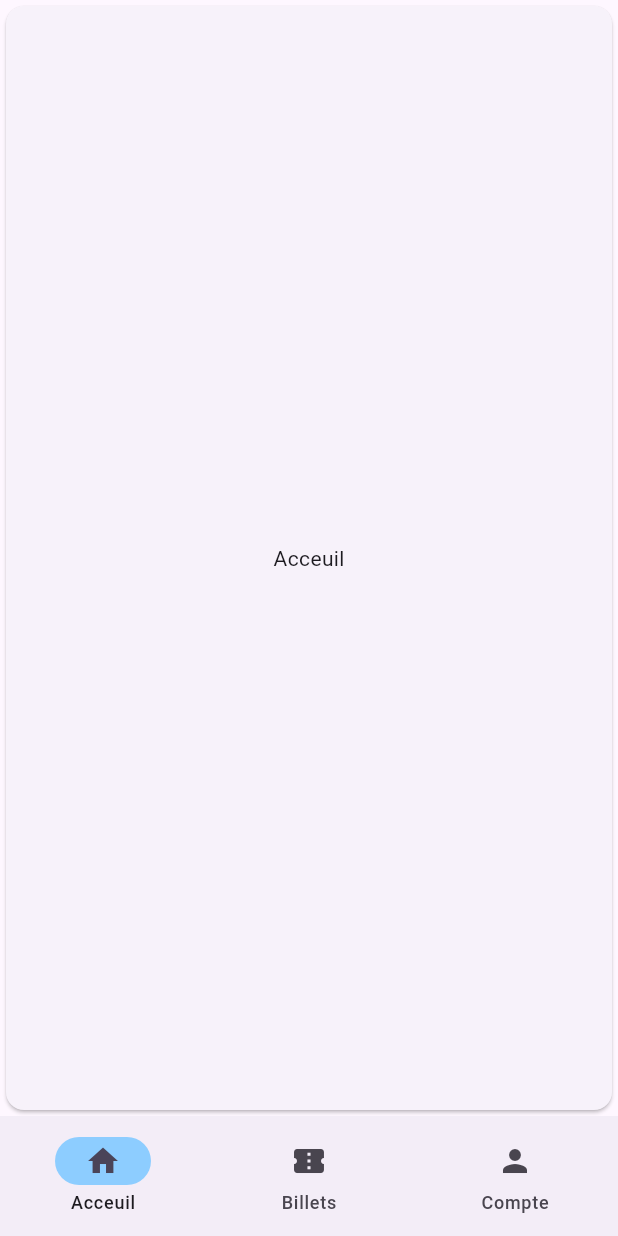
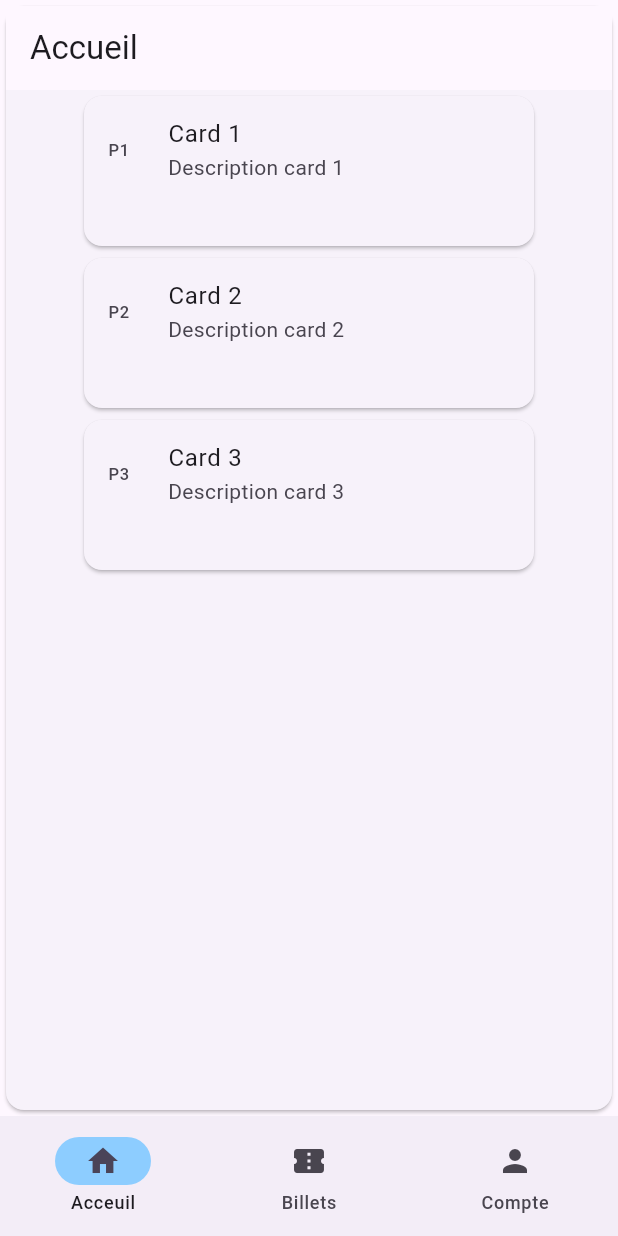
Before and after one commit to Lcs-93/snct_flutter_api, a Flutter app: the screen it shows after launch, on a phone screen of 412 x 824 dp. Run offline on Flutter 3.47's test engine with Material 3 defaults, Android fonts, the phone set to English and light mode, and no system bars.

Commit message:
page acceuil 2

```diff
--- /dev/null
+++ b/snct_flutter/lib/vues/accueil_vue.dart
@@ -0,0 +1,52 @@
+import 'package:flutter/material.dart';
+
+class ListeTram extends StatefulWidget {
+  const ListeTram({super.key});
+
+  @override
+  State<ListeTram> createState() => _ListeTramState();
+}
+
+class _ListeTramState extends State<ListeTram> {
+  @override
+  Widget build(BuildContext context) {
+    return Column(
+      children: [
+        AppBar(title: Text('Accueil')),
+        Card(
+          child: SizedBox(
+            width: 300,
+            height: 100,
+            child: ListTile(
+              leading: Text('P1'),
+              title: Text('Card 1'),
+              subtitle: Text('Description card 1'),
+            ),
+          ),
+        ),
+        Card(
+          child: SizedBox(
+            width: 300,
+            height: 100,
+            child: ListTile(
+              leading: Text('P2'),
+              title: Text('Card 2'),
+              subtitle: Text('Description card 2'),
+            ),
+          ),
+        ),
+        Card(
+          child: SizedBox(
+            width: 300,
+            height: 100,
+            child: ListTile(
+              leading: Text('P3'),
+              title: Text('Card 3'),
+              subtitle: Text('Description card 3'),
+            ),
+          ),
+        ),
+      ],
+    );
+  }
+}
--- a/snct_flutter/lib/vues/navbar_vues.dart
+++ b/snct_flutter/lib/vues/navbar_vues.dart
@@ -1,4 +1,5 @@
 import 'package:flutter/material.dart';
+import 'package:snct/vues/accueil_vue.dart';
 
 class NavabarVue extends StatefulWidget {
   const NavabarVue({super.key});
@@ -31,7 +32,7 @@ class _NavabarVueState extends State<NavabarVue> {
         ],
       ),
       body: <Widget>[
-        Card(child: Center(child: Text('Acceuil'))),
+        Card(child: Center(child: ListeTram())),
         Card(child: Center(child: Text('Billet'))),
         Card(child: Center(child: Text('Compte'))),
       ][currentPageIndex],
```
